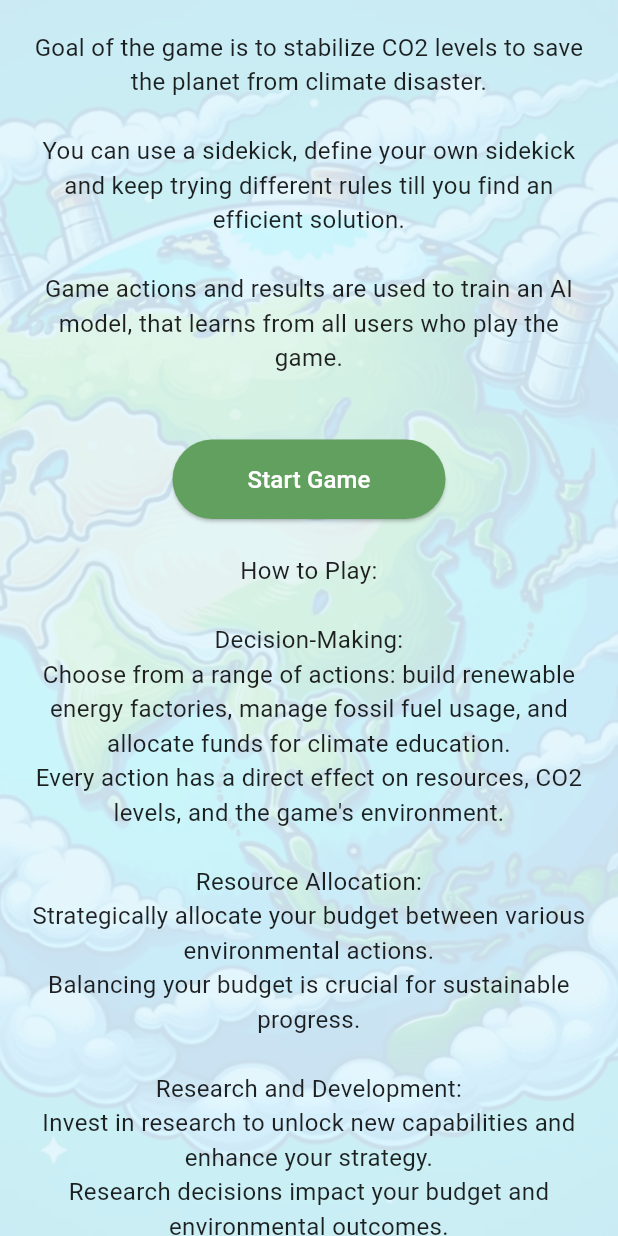
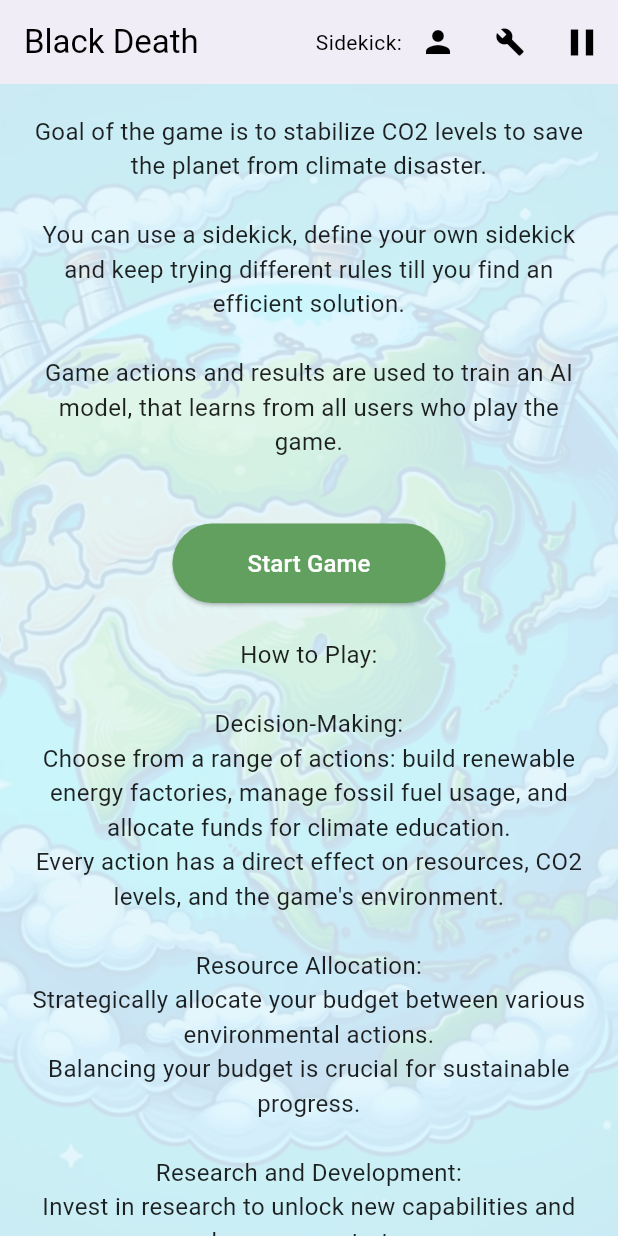
Before and after one commit to risheeboy/black_death, a Flutter app: the screen it shows after launch, on a phone screen of 412 x 824 dp. Run offline on Flutter 3.47's test engine with Material 3 defaults, Android fonts, the light colour scheme and no system bars; our stand-ins replace audioplayers, cloud_firestore, firebase_core, fl_chart, percent_indicator, shared_preferences; accounts and stored records are empty; generated files the repository leaves out were written again.

Commit message:
Added header to landing page

```diff
--- a/lib/black_death.dart
+++ b/lib/black_death.dart
@@ -15,266 +15,46 @@ import 'run_state.dart';
 
 final co2Data = [];
 
-
-
 class BlackDeath extends StatefulWidget {
   @override
   _BlackDeathAppState createState() => _BlackDeathAppState();
 }
 
-class StartScreen extends StatelessWidget {
-  final VoidCallback onStartGame;
-
-  const StartScreen({Key? key, required this.onStartGame}) : super(key: key);
-
-  @override
-  Widget build(BuildContext context) {
-    return Scaffold(
-      body: Container(
-        decoration: BoxDecoration(
-          color: Colors.lightBlue[50],
-          image: DecorationImage(
-            image: AssetImage('assets/images/earth_smoke.png'),
-            fit: BoxFit.cover,
-            colorFilter: ColorFilter.mode(
-                Colors.white.withOpacity(0.1), BlendMode.dstATop),
-          ),
-        ),
-        child: Center(
-          child: SingleChildScrollView( // For scrolling
-            padding: EdgeInsets.all(20),
-            child: Column(
-              mainAxisAlignment: MainAxisAlignment.center,
-              children: [
-                Text(
-'''Goal of the game is to stabilize CO2 levels to save the planet from climate disaster.
-
-You can use a sidekick, define your own sidekick and keep trying different rules till you find an efficient solution.
-
-Game actions and results are used to train an AI model, that learns from all users who play the game.
-''',
-                  textAlign: TextAlign.center,
-                  style: TextStyle(
-                    fontSize: 16,
-                    color: Colors.black87,
-                  ),
-                ),
-                SizedBox(height: 20),
-                ElevatedButton(
-                  onPressed: onStartGame,
-                  style: ElevatedButton.styleFrom(
-                    backgroundColor: Color.fromARGB(255, 97, 160, 94), // Button color
-                    padding: EdgeInsets.symmetric(horizontal: 50, vertical: 15),
-                  ),
-                  child: Text('Start Game', style: TextStyle(fontSize: 16, color: Colors.white),),
-                ),
-                  Text('''
-
-How to Play:\n
-Decision-Making:
-Choose from a range of actions: build renewable energy factories, manage fossil fuel usage, and allocate funds for climate education.
-Every action has a direct effect on resources, CO2 levels, and the game's environment.
-
-Resource Allocation:
-Strategically allocate your budget between various environmental actions.
-Balancing your budget is crucial for sustainable progress.
-
-Research and Development:
-Invest in research to unlock new capabilities and enhance your strategy.
-Research decisions impact your budget and environmental outcomes.
-
-
-Interactive Learning:
-Engage with trivia questions throughout the game to earn rewards and enhance your understanding of climate issues.
-
-End Game:
-The game concludes based on your ability to stabilize CO2 levels over a period.
-Different endings reflect the success or failure of your environmental strategies.
-'''
-/*Why Play Black Death?
-Educational and Fun: Learn about climate management while enjoying a strategic gaming experience.
-Real-World Application: Gain insights into real-world environmental challenges and management strategies.*/, // Instructions
-                  textAlign: TextAlign.center,
-                  style: TextStyle(
-                    fontSize: 16,
-                    color: Colors.black87, // Text color
-                  ),
-                ),
-              ],
-            ),
-          ),
-        ),
-      ),
-    );
-  }
-}
-
 class _BlackDeathAppState extends State<BlackDeath> {
-  late GameManager gameManager;
+  GameManager gameManager = GameManager(GameState(), SimpleAgent(), QAgent());
   late GameTimer gameTimer;
   bool isGameStarted = false;
   bool isGamePaused = false;
   bool showRedFlash = false;
-  void startGame() {
-    setState(() {
-      isGameStarted = true;
-      GameState state = GameState();
-      gameManager = GameManager(state, SimpleAgent(), QAgent());
-      gameTimer = GameTimer(
-        onYearPassed: () {
-          // Timer logic here
-          setState(() {
-            gameManager.updateGameState();
-            if (state.isGameOver()) {
-              _gameOver(state);
-              gameTimer.stop();
-            }
-            co2Data.add(ChartPoint(state.lapsedYears, state.co2Level));
-          });
-        },
-        onAgentAction: () {
-          setState(() {
-            gameManager.agentAction();
-          });
-        },
-        gameManager: gameManager,
-      );
-      gameTimer.start();
-    });
-  }
+
   @override
   Widget build(BuildContext context) {
-    return isGameStarted ? buildGameScreen() : StartScreen(onStartGame: startGame);
+    return isGameStarted ? buildGameScreen() : buildStartScreen();
   }
 
   Widget buildGameScreen() {
     GameState state = gameManager.state;
     return Scaffold(
       backgroundColor: Color.fromARGB(255, 255, 255, 255),
-      appBar: AppBar(
-        backgroundColor: Colors.white, // Change AppBar background color to white
-        automaticallyImplyLeading: false,
-        centerTitle: false,
-        elevation: 5,
-        title: Row(
-          mainAxisSize: MainAxisSize.max,
-          mainAxisAlignment: MainAxisAlignment.start,
-          children: [
-            Expanded(
-              child: Text(
-                '🗲 Black Death 🗲',
-                textAlign: TextAlign.start,
-                style: TextStyle(
-                  fontFamily: 'Bubblegum Sans',
-                  color: Colors.black,
-                  fontSize: 22,
-                  //fontWeight: FontWeight.bold,
-                ),
-              ),
-            ),
-          ],
-        ),
-        actions: [
-          Row(
-            children: [
-              Text(
-                'Sidekick:',
-                style: TextStyle(
-                  color: Colors.black,
-                  fontSize: 14,
-                ),
-              ),
-              PopupMenuButton<Sidekick>(
-                icon: Icon(
-                sidekickIcons[gameManager.sidekick],
-                color: Colors.black, // Change icon color to black
-                size: 24, // Change icon size to medium
-              ),
-                onSelected: (Sidekick selectedSidekick) {
+      appBar: AppBarWidget(
+        onSidekickSelected: (selectedSidekick) {
           gameManager.setSidekick(selectedSidekick);
         },
-                itemBuilder: (BuildContext context) => <PopupMenuEntry<Sidekick>>[
-                  PopupMenuItem<Sidekick>(
-                    value: Sidekick.None,
-                    child: ListTile(
-                      leading: Icon(
-                        sidekickIcons[Sidekick.None],
-                        color: Colors.black, // Change icon color to black
-                        size: 24, // Change icon size to medium
-                      ),
-                      title: Text('None'),
-                      selected: gameManager.sidekick == Sidekick.None,
-                    ),
-                  ),
-                  PopupMenuItem<Sidekick>(
-                    value: Sidekick.System,
-                    child: ListTile(
-                      leading: Icon(
-                        sidekickIcons[Sidekick.System],
-                        color: Colors.black, // Change icon color to black
-                        size: 24, // Change icon size to medium
-                      ),
-                      title: Text('System'),
-                      selected: gameManager.sidekick == Sidekick.System,
-                    ),
-                  ),
-                  PopupMenuItem<Sidekick>(
-                    value: Sidekick.Custom,
-                    child: ListTile(
-                      leading: Icon(
-                        sidekickIcons[Sidekick.Custom],
-                        color: Colors.black, // Change icon color to black
-                        size: 24, // Change icon size to medium
-                      ),
-                      title: Text('Custom'),
-                      selected: gameManager.sidekick == Sidekick.Custom,
-                    ),
-                  ),
-                  PopupMenuItem<Sidekick>(
-                    value: Sidekick.AI,
-                    child: ListTile(
-                      leading: Icon(
-                        sidekickIcons[Sidekick.AI],
-                        color: Colors.black, // Change icon color to black
-                        size: 24, // Change icon size to medium
-                      ),
-                      title: Text('AI'),
-                      selected: gameManager.sidekick == Sidekick.AI,
-                    ),
-                  ),
-                ],
-              ),
-              IconButton(
-                icon: Icon(
-                    Icons.build,
-                  color: Colors.black, // Change icon color to black
-                ),
-                onPressed: () {
-                  pauseGame(); // Pause the game timer
+        onBuildPressed: () {
+          pauseGame();
           Navigator.push(
             context,
             MaterialPageRoute(builder: (context) => AgentScreen(gameManager: gameManager)),
           );
         },
-                iconSize: 20, // Change icon size to medium
-              ),
-              IconButton(
-                icon: Icon(
-                  isGamePaused ? Icons.play_arrow : Icons.pause,
-                  color: Colors.black, // Change icon color to black
-                ),
-                iconSize: 30, // Change icon size to medium
-                onPressed: () {
+        onPausePressed: () {
           if (isGamePaused) {
             resumeGame();
           } else {
             pauseGame();
           }
         },
-              ),
-            ],
-          ),
-        ],
+        gameManager: gameManager,
       ),
       body: Container(
         decoration: BoxDecoration(
@@ -977,6 +757,128 @@ class _BlackDeathAppState extends State<BlackDeath> {
     );
   }
 
+  Widget buildStartScreen() {
+    return Scaffold(
+      appBar: AppBarWidget(
+        onSidekickSelected: (selectedSidekick) {
+          print('StartScreen onSidekickSelected $selectedSidekick');
+          setState(() {
+            gameManager.setSidekick(selectedSidekick);
+          });
+          print('StartScreen sidekick ${gameManager.sidekick}');
+        },
+        onBuildPressed: () {
+          Navigator.push(
+            context,
+            MaterialPageRoute(builder: (context) => AgentScreen(gameManager: gameManager)),
+          );
+        },
+        onPausePressed: () {},
+        gameManager: gameManager,
+      ),
+      body: Container(
+        decoration: BoxDecoration(
+          color: Colors.lightBlue[50],
+          image: DecorationImage(
+            image: AssetImage('assets/images/earth_smoke.png'),
+            fit: BoxFit.cover,
+            colorFilter: ColorFilter.mode(
+              Colors.white.withOpacity(0.1),
+              BlendMode.dstATop,
+            ),
+          ),
+        ),
+        child: Center(
+          child: SingleChildScrollView(
+            padding: EdgeInsets.all(20),
+            child: Column(
+              mainAxisAlignment: MainAxisAlignment.center,
+              children: [
+                Text(
+                  '''
+Goal of the game is to stabilize CO2 levels to save the planet from climate disaster.
+
+You can use a sidekick, define your own sidekick and keep trying different rules till you find an efficient solution.
+
+Game actions and results are used to train an AI model, that learns from all users who play the game.
+''',
+                  textAlign: TextAlign.center,
+                  style: TextStyle(
+                    fontSize: 16,
+                    color: Colors.black87,
+                  ),
+                ),
+                SizedBox(height: 20),
+                ElevatedButton(
+                  onPressed:() {
+                    isGameStarted = true;
+                    gameTimer = GameTimer(
+                      onYearPassed: () {
+                        setState(() {
+                          gameManager.updateGameState();
+                          if (gameManager.state.isGameOver()) {
+                            _gameOver(gameManager.state);
+                            gameTimer.stop();
+                          }
+                          co2Data.add(ChartPoint(gameManager.state.lapsedYears, gameManager.state.co2Level));
+                        });
+                      },
+                      onAgentAction: () {
+                        setState(() {
+                          gameManager.agentAction();
+                        });
+                      },
+                      gameManager: gameManager,
+                    );
+                    gameTimer.start();
+                  },
+                  style: ElevatedButton.styleFrom(
+                    backgroundColor: Color.fromARGB(255, 97, 160, 94),
+                    padding: EdgeInsets.symmetric(horizontal: 50, vertical: 15),
+                  ),
+                  child: Text(
+                    'Start Game',
+                    style: TextStyle(fontSize: 16, color: Colors.white),
+                  ),
+                ),
+                Text(
+                  '''
+
+How to Play:\n
+Decision-Making:
+Choose from a range of actions: build renewable energy factories, manage fossil fuel usage, and allocate funds for climate education.
+Every action has a direct effect on resources, CO2 levels, and the game's environment.
+
+Resource Allocation:
+Strategically allocate your budget between various environmental actions.
+Balancing your budget is crucial for sustainable progress.
+
+Research and Development:
+Invest in research to unlock new capabilities and enhance your strategy.
+Research decisions impact your budget and environmental outcomes.
+
+
+Interactive Learning:
+Engage with trivia questions throughout the game to earn rewards and enhance your understanding of climate issues.
+
+End Game:
+The game concludes based on your ability to stabilize CO2 levels over a period.
+Different endings reflect the success or failure of your environmental strategies.
+''',
+                  textAlign: TextAlign.center,
+                  style: TextStyle(
+                    fontSize: 16,
+                    color: Colors.black87,
+                  ),
+                ),
+              ],
+            ),
+          ),
+        ),
+      ),
+    );
+  }
+
   @override
   void dispose() {
     gameTimer.stop();
@@ -1116,8 +1018,136 @@ class _BlackDeathAppState extends State<BlackDeath> {
       ),
     );
   }
+}
 
+class AppBarWidget extends StatelessWidget implements PreferredSizeWidget {
+  final Function(Sidekick) onSidekickSelected;
+  final VoidCallback onBuildPressed;
+  final VoidCallback onPausePressed;
+  final GameManager gameManager;
 
+  const AppBarWidget({
+    required this.onSidekickSelected,
+    required this.onBuildPressed,
+    required this.onPausePressed,
+    required this.gameManager,
+  });
+
+  @override
+  Size get preferredSize => Size.fromHeight(kToolbarHeight);
+
+  @override
+  Widget build(BuildContext context) {
+    return AppBar(
+      backgroundColor: Colors.white,
+      automaticallyImplyLeading: false,
+      centerTitle: false,
+      elevation: 5,
+      title: Row(
+        mainAxisSize: MainAxisSize.max,
+        mainAxisAlignment: MainAxisAlignment.start,
+        children: [
+          Expanded(
+            child: Text(
+              'Black Death',
+              textAlign: TextAlign.start,
+              style: TextStyle(
+                color: Colors.black,
+                fontSize: 22,
+              ),
+            ),
+          ),
+        ],
+      ),
+      actions: [
+        Row(
+          children: [
+            Text(
+              'Sidekick:',
+              style: TextStyle(
+                color: Colors.black,
+                fontSize: 14,
+              ),
+            ),
+            PopupMenuButton<Sidekick>(
+              icon: Icon(
+                sidekickIcons[gameManager.sidekick],
+                color: Colors.black,
+                size: 24,
+              ),
+              onSelected: onSidekickSelected,
+              itemBuilder: (BuildContext context) => <PopupMenuEntry<Sidekick>>[
+                PopupMenuItem<Sidekick>(
+                  value: Sidekick.None,
+                  child: ListTile(
+                    leading: Icon(
+                      sidekickIcons[Sidekick.None],
+                      color: Colors.black,
+                      size: 24,
+                    ),
+                    title: Text('None'),
+                    selected: gameManager.sidekick == Sidekick.None,
+                  ),
+                ),
+                PopupMenuItem<Sidekick>(
+                  value: Sidekick.System,
+                  child: ListTile(
+                    leading: Icon(
+                      sidekickIcons[Sidekick.System],
+                      color: Colors.black,
+                      size: 24,
+                    ),
+                    title: Text('System'),
+                    selected: gameManager.sidekick == Sidekick.System,
+                  ),
+                ),
+                PopupMenuItem<Sidekick>(
+                  value: Sidekick.Custom,
+                  child: ListTile(
+                    leading: Icon(
+                      sidekickIcons[Sidekick.Custom],
+                      color: Colors.black,
+                      size: 24,
+                    ),
+                    title: Text('Custom'),
+                    selected: gameManager.sidekick == Sidekick.Custom,
+                  ),
+                ),
+                PopupMenuItem<Sidekick>(
+                  value: Sidekick.AI,
+                  child: ListTile(
+                    leading: Icon(
+                      sidekickIcons[Sidekick.AI],
+                      color: Colors.black,
+                      size: 24,
+                    ),
+                    title: Text('AI'),
+                    selected: gameManager.sidekick == Sidekick.AI,
+                  ),
+                ),
+              ],
+            ),
+            IconButton(
+              icon: Icon(
+                Icons.build,
+                color: Colors.black,
+              ),
+              onPressed: onBuildPressed,
+              iconSize: 20,
+            ),
+            IconButton(
+              icon: Icon(
+                gameManager.state.runState == RunState.Paused ? Icons.play_arrow : Icons.pause,
+                color: Colors.black,
+              ),
+              iconSize: 30,
+              onPressed: onPausePressed,
+            ),
+          ],
+        ),
+      ],
+    );
+  }
 }
 
 List<LineChartBarData> _createData(GameState state) {
```
Lines whose indentation alone changed are shown as unchanged.
